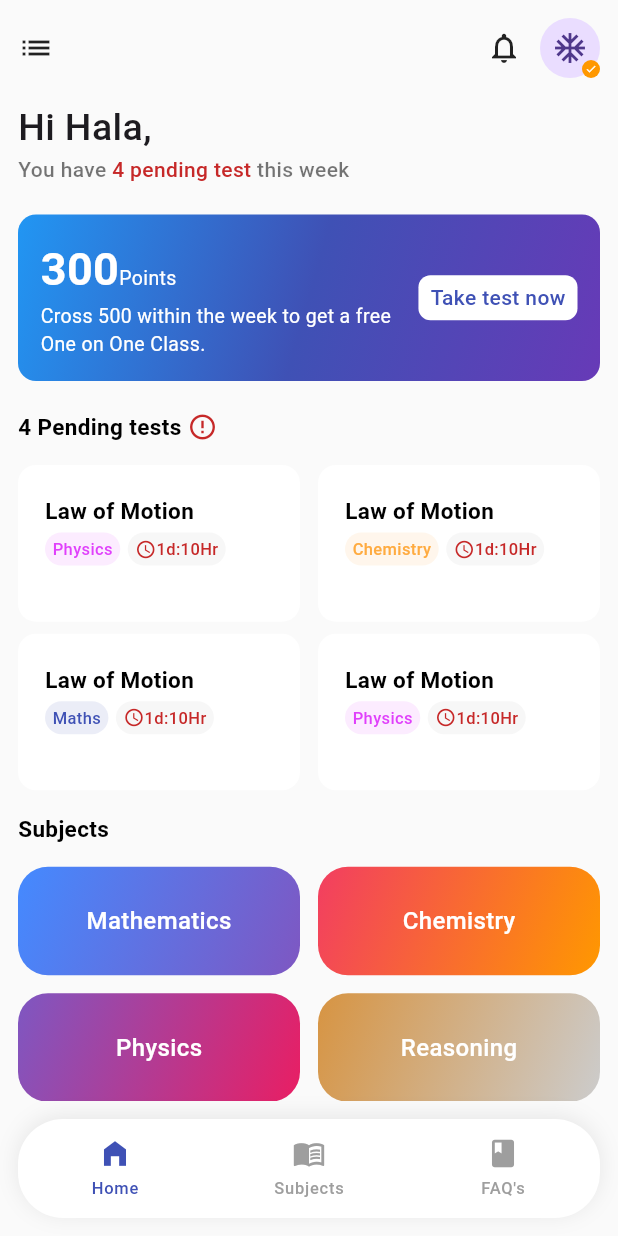
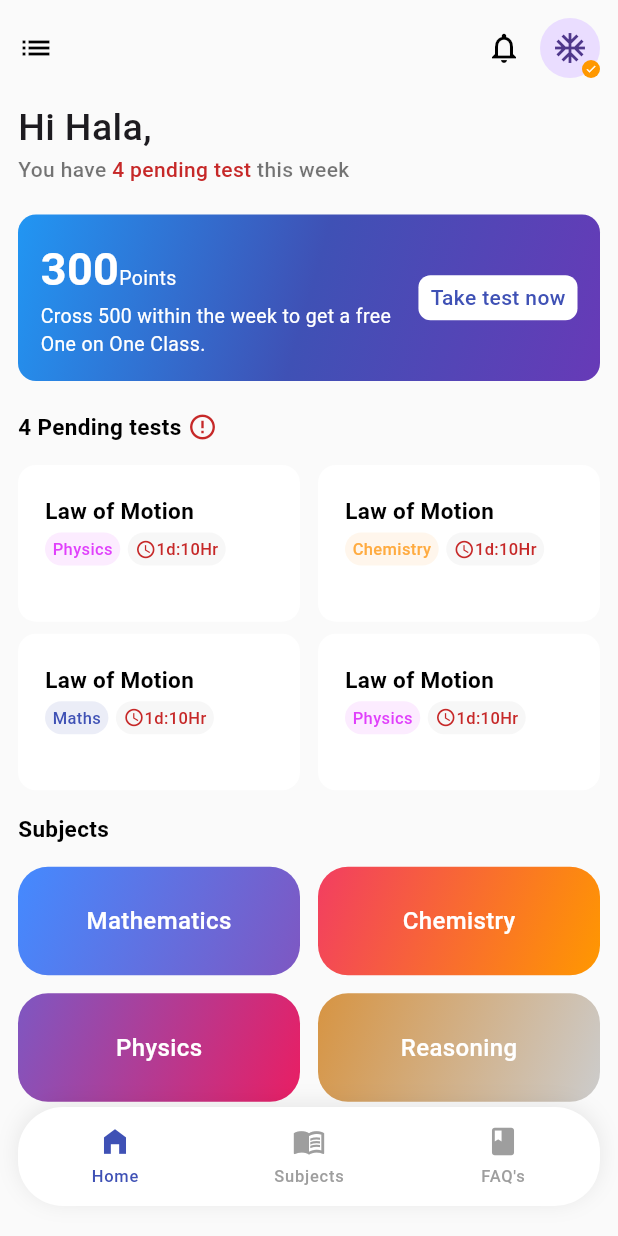
Before and after one commit to Touka-Agra/Minders25Third2Task1, a Flutter app: the screen it shows after launch, on a phone screen of 412 x 824 dp. Run offline on Flutter 3.47's test engine with Material 3 defaults, Android fonts, the phone set to English and light mode, and no system bars; our stand-ins replace awesome_bottom_bar.

```diff
--- a/lib/Core/MyPaths.dart
+++ b/lib/Core/MyPaths.dart
@@ -1,9 +1,10 @@
 class MyPaths{
+  static String bgImage = "assets/images/image.jpg";
 
   //Subject bg image
-  static String maths = "";
-  static String chemistry = "";
-  static String physics = "";
-  static String reasoning = "";
+  static String maths = "assets/images/math.jpg";
+  static String chemistry = "assets/images/chemistry.jpg";
+  static String physics = "assets/images/physics.jpg";
+  static String reasoning = "assets/images/reasoning.jpg";
 
 }
--- a/lib/Screens/HomeScreen/HelpingWidgets/AppBar/MyAppBar.dart
+++ b/lib/Screens/HomeScreen/HelpingWidgets/AppBar/MyAppBar.dart
@@ -3,17 +3,19 @@ import 'package:flutter/material.dart';
 import '../../../../Core/MyColors.dart';
 
 class MyAppBar extends StatelessWidget {
-  const MyAppBar({super.key});
+  Color itemColors;
+
+  MyAppBar({super.key, this.itemColors = Colors.black});
 
   @override
   Widget build(BuildContext context) {
     return Row(
       mainAxisAlignment: MainAxisAlignment.spaceBetween,
       children: [
-        const Icon(Icons.list),
+        Icon(Icons.list, color: itemColors),
         Row(
           children: [
-            const Icon(Icons.notifications_none_outlined),
+            Icon(Icons.notifications_none_outlined, color: itemColors),
             const SizedBox(width: 12),
             Stack(
               children: [
--- a/lib/Screens/HomeScreen/HomeScreen.dart
+++ b/lib/Screens/HomeScreen/HomeScreen.dart
@@ -10,16 +10,9 @@ class HomeScreen extends StatelessWidget {
 
   @override
   Widget build(BuildContext context) {
-
-    return Scaffold(
-      backgroundColor: Colors.grey.shade50,
-      body: SingleChildScrollView(
-        child: Column(
+    return Column(
       crossAxisAlignment: CrossAxisAlignment.start,
       children: [
-            MyAppBar(),
-            SizedBox(height: 15),
-
         WelcomeWidget(),
 
         Padding(
@@ -31,8 +24,6 @@ class HomeScreen extends StatelessWidget {
 
         SubjectWidget(),
       ],
-        ),
-      ),
     );
   }
 }
--- a/lib/Screens/StartScreen/StartScreen.dart
+++ b/lib/Screens/StartScreen/StartScreen.dart
@@ -1,8 +1,11 @@
 import 'package:awesome_bottom_bar/awesome_bottom_bar.dart';
 import 'package:flutter/material.dart';
+import 'package:task1/Core/MyPaths.dart';
 
 import '../../Core/MyColors.dart';
+import '../HomeScreen/HelpingWidgets/AppBar/MyAppBar.dart';
 import '../HomeScreen/HomeScreen.dart';
+import '../SubjectsScreen/SubjectsScreen.dart';
 
 class StartScreen extends StatefulWidget {
   const StartScreen({super.key});
@@ -12,22 +15,60 @@ class StartScreen extends StatefulWidget {
 }
 
 class _StartScreenState extends State<StartScreen> {
-  List<TabItem> items = [
+  final List<TabItem> items = const [
     TabItem(icon: Icons.home_filled, title: 'Home'),
     TabItem(icon: Icons.menu_book_outlined, title: 'Subjects'),
     TabItem(icon: Icons.book_rounded, title: "FAQ's"),
   ];
 
-  List<Widget> screens = [HomeScreen(), SubjectsScreen(), FAQScreen()];
+  final List<Widget> screens = const [
+    HomeScreen(),
+    SubjectsScreen(),
+    FAQScreen(),
+  ];
 
   int selectedIndex = 0;
+  bool isSubjectsScreen = false;
 
   @override
   Widget build(BuildContext context) {
+    bool isSubjectsScreen = selectedIndex == 1;
+    Color itemColors = isSubjectsScreen ? Colors.white : Colors.black;
+
     return Scaffold(
       backgroundColor: Colors.grey.shade50,
+      extendBody: true,
+      body: SingleChildScrollView(
+        child: Stack(
+          children: [
+            if (isSubjectsScreen)
+              Container(
+                height: MediaQuery.of(context).size.height,
+                width: MediaQuery.of(context).size.width,
+                child: Image.asset(
+                  MyPaths.bgImage,
+                  fit: BoxFit.cover,
+                ),
+              ),
+
+            SafeArea(
+              child: Padding(
+                padding: const EdgeInsets.all(12.0),
+                child: Column(
+                  children:[
+                    MyAppBar(itemColors: itemColors),
+                    SizedBox(height: 15),
+
+                    screens[selectedIndex],
+                  ]
+                )
+              ),
+            ),
+          ],
+        ),
+      ),
       bottomNavigationBar: Padding(
-        padding: const EdgeInsets.fromLTRB(12.0, 0, 12, 12),
+        padding: const EdgeInsets.fromLTRB(12, 0, 12, 20),
         child: BottomBarFloating(
           borderRadius: BorderRadius.circular(30),
           items: items,
@@ -35,18 +76,12 @@ class _StartScreenState extends State<StartScreen> {
           color: MyColors.grey,
           colorSelected: MyColors.bottomNavColor,
           indexSelected: selectedIndex,
+          enableShadow: true,
           onTap: (int index) {
             setState(() {
               selectedIndex = index;
             });
           },
-        ),
-      ),
-
-      body: SafeArea(
-        child: Padding(
-          padding: const EdgeInsets.all(12.0),
-          child: screens[selectedIndex],
         ),
       ),
     );
@@ -61,13 +96,3 @@ class FAQScreen extends StatelessWidget {
     return const Placeholder();
   }
 }
-
-
-class SubjectsScreen extends StatelessWidget {
-  const SubjectsScreen({super.key});
-
-  @override
-  Widget build(BuildContext context) {
-    return const Placeholder();
-  }
-}
--- /dev/null
+++ b/lib/Screens/SubjectsScreen/SubjectsScreen.dart
@@ -0,0 +1,13 @@
+
+import 'package:flutter/material.dart';
+
+class SubjectsScreen extends StatelessWidget {
+  const SubjectsScreen({super.key});
+
+  @override
+  Widget build(BuildContext context) {
+    return Stack(
+      children: [],
+    );
+  }
+}
--- a/pubspec.yaml
+++ b/pubspec.yaml
@@ -59,8 +59,8 @@ flutter:
   uses-material-design: true
 
   # To add assets to your application, add an assets section, like this:
-  # assets:
-  #   - images/a_dot_burr.jpeg
+  assets:
+    - assets/images/
   #   - images/a_dot_ham.jpeg
 
   # An image asset can refer to one or more resolution-specific "variants", see
```
Also changed, not shown: assets/images/bgImage.jpg (added), assets/images/chemistry.jpg (added), assets/images/image.jpg (added), assets/images/math.jpg (added), assets/images/physics.jpg (added), assets/images/reasoning.jpg (added). Lines whose indentation alone changed are shown as unchanged.
